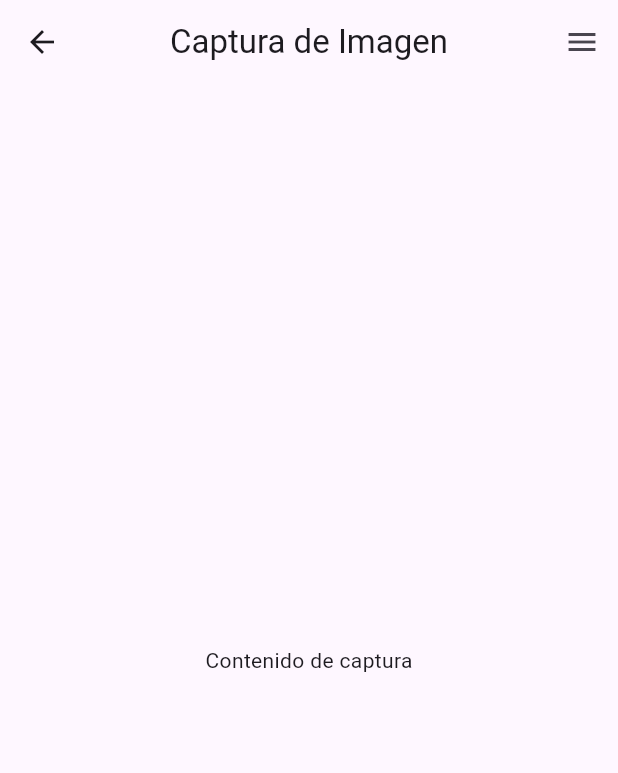
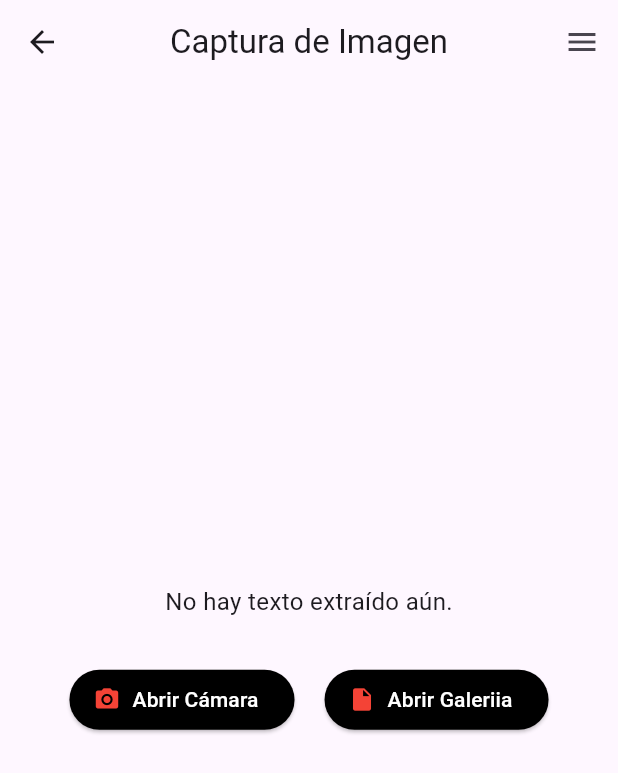
Before and after one commit to Josuesilva1/proyecto_DocuCheck, a Flutter app: the CapturaPage screen opened by its route, on a phone screen of 412 x 824 dp. Shown: the top 773 px of the screen. Run offline on Flutter 3.47's test engine with Material 3 defaults, Android fonts, the phone set to English and light mode, and no system bars; our stand-ins replace image_picker; missing offline and left inert: google_mlkit_text_recognition.

Commit message:
Agregar machine learning y permisos

```diff
--- a/lib/pages/capturaPage.dart
+++ b/lib/pages/capturaPage.dart
@@ -1,4 +1,7 @@
+import 'dart:io'; //librearia para herramientas internas y externas
 import 'package:flutter/material.dart';
+import 'package:google_mlkit_text_recognition/google_mlkit_text_recognition.dart';
+import 'package:image_picker/image_picker.dart';
 import '../helpers/menuItems.dart';
 
 class CapturaPage extends StatefulWidget {
@@ -9,6 +12,49 @@ class CapturaPage extends StatefulWidget {
 }
 
 class _CapturaPageState extends State<CapturaPage> {
+  File? _imagenArchivo;
+  String _textoExtraido = "";
+
+  final ImagePicker _picker = ImagePicker();
+  //instancias
+
+  Future<void> _pickImageFromGallery() async {
+    final pickedFile = await _picker.pickImage(source: ImageSource.gallery);
+    if (pickedFile != null) {
+      setState(() {
+        _imagenArchivo = File(pickedFile.path);
+      });
+      _processImage();
+    }
+  } // funcion asincrona para abrir galeria
+
+  Future<void> _pickImageFromCamera() async {
+    final pickedFile = await _picker.pickImage(source: ImageSource.camera);
+    if (pickedFile != null) {
+      setState(() {
+        _imagenArchivo = File(pickedFile.path);
+      });
+      _processImage();
+    }
+  } //funcion para la camara
+
+  Future<void> _processImage() async {
+    if (_imagenArchivo == null) return;
+
+    final inputImage = InputImage.fromFilePath(_imagenArchivo!.path);
+    final textRecognizer = TextRecognizer();
+    final RecognizedText recognizedText = await textRecognizer.processImage(
+      inputImage,
+    );
+
+    setState(() {
+      _textoExtraido = recognizedText.text;
+    });
+
+    textRecognizer.close();
+    //liberar recursos opcional
+  } // Procesar imagen con OCR
+
   @override
   Widget build(BuildContext context) {
     return Scaffold(
@@ -17,7 +63,55 @@ class _CapturaPageState extends State<CapturaPage> {
         hamburger: true,
         context: context,
       ),
-      body: Center(child: Text('Contenido de captura')),
+      body: Center(
+        child: SingleChildScrollView(
+          child: Column(
+            mainAxisAlignment: MainAxisAlignment.center,
+            children: <Widget>[
+              Text(
+                _textoExtraido.isEmpty
+                    ? 'No hay texto extraído aún.'
+                    : _textoExtraido,
+                style: const TextStyle(fontSize: 16),
+              ),
+
+              const SizedBox(height: 30),
+
+              Row(
+                mainAxisAlignment: MainAxisAlignment.center,
+                children: [
+                  ElevatedButton.icon(
+                    style: ElevatedButton.styleFrom(
+                      backgroundColor: Colors.black,
+                    ),
+                    onPressed: _pickImageFromCamera,
+                    icon: const Icon(Icons.camera_alt, color: Colors.red),
+                    label: const Text(
+                      'Abrir Cámara',
+                      style: TextStyle(color: Colors.white),
+                    ),
+                  ),
+                  const SizedBox(width: 20),
+                  ElevatedButton.icon(
+                    style: ElevatedButton.styleFrom(
+                      backgroundColor: Colors.black,
+                    ),
+                    onPressed: _pickImageFromGallery,
+                    icon: const Icon(
+                      Icons.insert_drive_file,
+                      color: Colors.red,
+                    ),
+                    label: const Text(
+                      'Abrir Galeriia',
+                      style: TextStyle(color: Colors.white),
+                    ),
+                  ),
+                ],
+              ),
+            ],
+          ),
+        ),
+      ),
     );
   }
 }
--- a/pubspec.yaml
+++ b/pubspec.yaml
@@ -33,7 +33,7 @@ dependencies:
 
   # dependencia para la captura de imagenes
   image_picker: ^1.0.7
-
+  google_mlkit_text_recognition: ^0.15.1
   # The following adds the Cupertino Icons font to your application.
   # Use with the CupertinoIcons class for iOS style icons.
   cupertino_icons: ^1.0.8
```
Also changed, not shown: lib/helpers/menuItems.dart (+17 -14 lines), lib/main.dart (line endings or trailing spaces), pubspec.lock, 2 other files.
